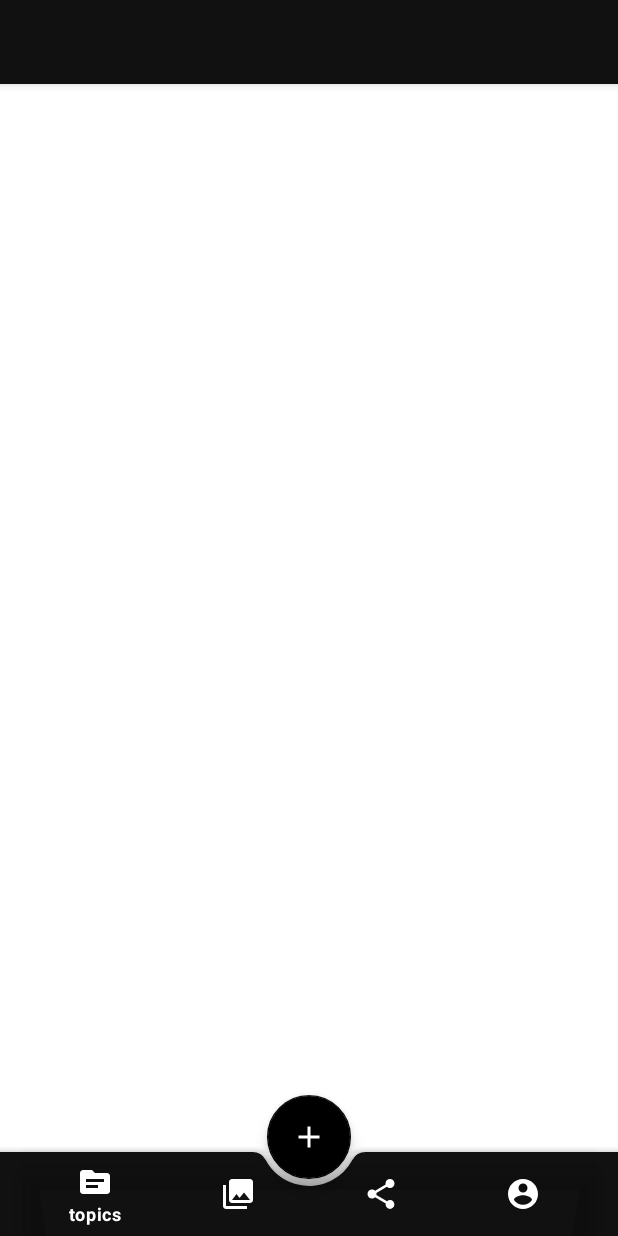
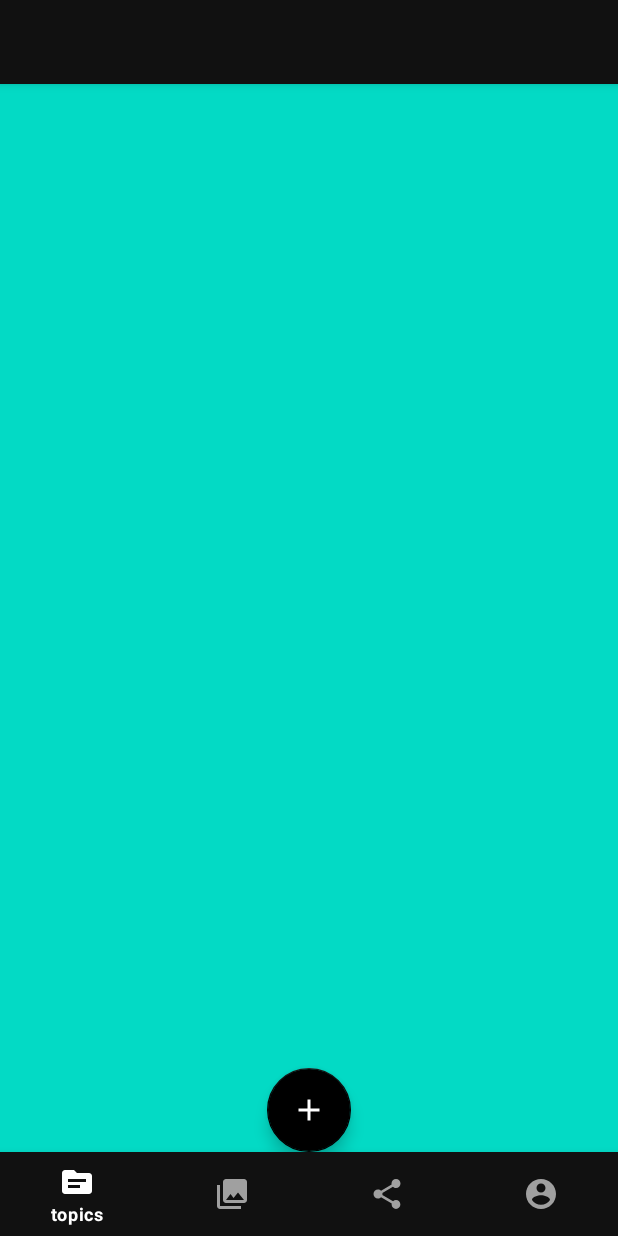
Before and after one commit to FdevTech/unsplash, an Android app: the MainActivity screen opened directly, with no data from a screen before it, on a phone screen of 412 x 824 dp. Run offline under Robolectric (Android 15) with nearby library versions, the phone set to English and light mode, and no system bars.

Commit message:
transition between fab and setting fragmentcontainer has been done

```diff
--- a/app/build.gradle
+++ b/app/build.gradle
@@ -61,6 +61,9 @@ dependencies {
 
     implementation platform('com.google.firebase:firebase-bom:26.2.0')
     implementation 'com.google.firebase:firebase-auth-ktx'
+
+    def fragment_version = "1.2.5"
+    implementation "androidx.fragment:fragment-ktx:$fragment_version"
 }
 apply plugin: 'com.android.application'
 apply plugin: 'com.google.gms.google-services'
--- a/app/src/main/java/com/example/p5i/onlinegallery/MainActivity.kt
+++ b/app/src/main/java/com/example/p5i/onlinegallery/MainActivity.kt
@@ -1,16 +1,73 @@
 package com.example.p5i.onlinegallery
 
+import android.graphics.Color
 import androidx.appcompat.app.AppCompatActivity
 import android.os.Bundle
+import android.transition.ChangeBounds
 import android.transition.Explode
 import android.transition.Fade
+import android.transition.TransitionManager
+import android.view.View
+import android.view.ViewGroup
 import android.view.Window
+import androidx.fragment.app.FragmentContainerView
+import com.google.android.material.bottomappbar.BottomAppBar
+import com.google.android.material.floatingactionbutton.FloatingActionButton
+import com.google.android.material.transition.platform.MaterialArcMotion
 import com.google.android.material.transition.platform.MaterialContainerTransform
 import com.google.android.material.transition.platform.MaterialContainerTransformSharedElementCallback
 
+private const val TAG = "MainActivity"
 class MainActivity : AppCompatActivity() {
+    lateinit var creatingCollectionContainer:FragmentContainerView
+    lateinit var fab:FloatingActionButton
+    lateinit var content:ViewGroup
     override fun onCreate(savedInstanceState: Bundle?) {
+        with(window) {
+            requestFeature(Window.FEATURE_ACTIVITY_TRANSITIONS)
+             enterTransition= Explode()
+            // set an exit transition
+            exitTransition = Explode()
+        }
         super.onCreate(savedInstanceState)
         setContentView(R.layout.activity_main)
+        creatingCollectionContainer=findViewById(R.id.creatingCollectionContainer)
+        fab=findViewById(R.id.fab)
+        content=findViewById(R.id.content)
+
+        fab.setOnClickListener { view: View? ->
+
+            val transform=MaterialContainerTransform().apply {
+                startView=fab
+                endView=creatingCollectionContainer
+                addTarget(endViewId)
+                scrimColor= Color.TRANSPARENT
+                duration=1500
+
+            }
+            TransitionManager.beginDelayedTransition(creatingCollectionContainer,transform)
+            fab.visibility=View.GONE
+            creatingCollectionContainer.visibility=View.VISIBLE
+
+
+        }
+
+    }
+
+    override fun onBackPressed() {
+       // super.onBackPressed()
+
+        val transform=MaterialContainerTransform().apply {
+            endView=fab
+            startView=creatingCollectionContainer
+            addTarget(endViewId)
+            scrimColor= Color.TRANSPARENT
+            duration=1500
+        }
+        TransitionManager.beginDelayedTransition(creatingCollectionContainer,transform)
+        fab.visibility=View.VISIBLE
+        creatingCollectionContainer.visibility=View.GONE
+
+
     }
 }
--- a/app/src/main/java/com/example/p5i/onlinegallery/Util/ActivtyTransitionModel.java
+++ b/app/src/main/java/com/example/p5i/onlinegallery/Util/ActivtyTransitionModel.java
@@ -32,4 +32,8 @@ public class ActivtyTransitionModel
         options=ActivityOptions.makeSceneTransitionAnimation((Activity) context,view,view.getTransitionName());
         context.startActivity(intent,options.toBundle());
     }
+    public void startActivityWithCircularReaveaEffect()
+    {
+
+    }
 }
--- a/app/src/main/java/com/example/p5i/onlinegallery/authenticationModule/LoginActivity.java
+++ b/app/src/main/java/com/example/p5i/onlinegallery/authenticationModule/LoginActivity.java
@@ -14,6 +14,7 @@ import android.net.Uri;
 import android.os.Bundle;
 import android.text.Editable;
 import android.text.TextWatcher;
+import android.transition.ChangeBounds;
 import android.transition.Explode;
 import android.transition.Fade;
 import android.util.Log;
@@ -36,7 +37,9 @@ public class LoginActivity extends AppCompatActivity {
     private ActivityLoginBinding mActivityLoginBinding;
     @Override
     protected void onCreate(Bundle savedInstanceState) {
-
+        getWindow().requestFeature(Window.FEATURE_ACTIVITY_TRANSITIONS);
+        getWindow().setEnterTransition(new ChangeBounds());
+        getWindow().setExitTransition(new ChangeBounds());
         super.onCreate(savedInstanceState);
         mActivityLoginBinding=ActivityLoginBinding.inflate(getLayoutInflater());
         mLoginViewModel=new LoginViewModel(this);
--- a/app/src/main/java/com/example/p5i/onlinegallery/authenticationModule/LoginViewModel.java
+++ b/app/src/main/java/com/example/p5i/onlinegallery/authenticationModule/LoginViewModel.java
@@ -1,5 +1,6 @@
 package com.example.p5i.onlinegallery.authenticationModule;
 
+import android.app.Activity;
 import android.content.Context;
 import android.graphics.drawable.Drawable;
 import android.net.Uri;
@@ -221,7 +222,8 @@ public class LoginViewModel extends BaseObservable
         else if(userLoggedIncheckobserver==signedInValue)
         {
             mActivtyTransitionModel.startActivity(new MainActivity());
-            mActivtyTransitionModel.startActivity(new MainActivity());
+            //((Activity)context).overridePendingTransition();
+            //mActivtyTransitionModel.startActivity(new MainActivity());
         }
     }
     @Bindable
--- a/app/src/main/res/layout/activity_main.xml
+++ b/app/src/main/res/layout/activity_main.xml
@@ -1,7 +1,6 @@
 <?xml version="1.0" encoding="utf-8"?>
-<androidx.coordinatorlayout.widget.CoordinatorLayout
+<androidx.constraintlayout.widget.ConstraintLayout
     android:id="@+id/content"
-
     xmlns:android="http://schemas.android.com/apk/res/android"
     xmlns:app="http://schemas.android.com/apk/res-auto"
     xmlns:tools="http://schemas.android.com/tools"
@@ -9,46 +8,55 @@
     android:layout_height="match_parent"
     tools:context=".MainActivity"
     >
-<com.google.android.material.appbar.AppBarLayout
-    android:layout_width="match_parent"
-    android:layout_height="wrap_content">
-    <com.google.android.material.appbar.MaterialToolbar
-        android:layout_width="match_parent"
-        android:layout_height="match_parent"
 
-        />
-</com.google.android.material.appbar.AppBarLayout>
-
-    <com.google.android.material.bottomappbar.BottomAppBar
-        android:id="@+id/bottomAppBar"
-        style="@style/Widget.MaterialComponents.BottomAppBar.Colored"
+    <com.google.android.material.appbar.AppBarLayout
+        android:id="@+id/appBarLayout"
         android:layout_width="match_parent"
         android:layout_height="wrap_content"
-        android:layout_gravity="bottom"
-        app:fabCradleMargin="5dp"
-        app:fabCradleRoundedCornerRadius="10dp"
-        app:fabCradleVerticalOffset="10dp">
+        app:layout_constraintEnd_toEndOf="parent"
+        app:layout_constraintStart_toStartOf="parent"
+        app:layout_constraintTop_toTopOf="parent">
 
-        <com.google.android.material.bottomnavigation.BottomNavigationView
-            android:id="@+id/bottomNavigationView"
+        <com.google.android.material.appbar.MaterialToolbar
+            android:id="@+id/materialToolbar"
             android:layout_width="match_parent"
-            android:layout_height="match_parent"
-            android:layout_marginEnd="16dp"
-            android:elevation="1dp"
-            android:background="@android:color/transparent"
-            app:menu="@menu/bottom_navigation_menu"
-            app:itemTextColor="#FFF"
-            app:itemIconTint="#FFF"/>
+            android:layout_height="match_parent" />
+    </com.google.android.material.appbar.AppBarLayout>
 
-    </com.google.android.material.bottomappbar.BottomAppBar>
+    <androidx.fragment.app.FragmentContainerView
+        android:id="@+id/creatingCollectionContainer"
+        android:layout_width="match_parent"
+        android:layout_height="0dp"
+        android:background="@color/teal_200"
+        android:elevation="2dp"
+        app:layout_constraintBottom_toTopOf="@+id/bottomNavigationView"
+        app:layout_constraintTop_toBottomOf="@+id/appBarLayout" />
+
+    <androidx.fragment.app.FragmentContainerView
+        android:id="@+id/mainFragmentContainerView"
+        android:layout_width="match_parent"
+        android:layout_height="0dp"
+        android:elevation="1dp"
+        android:background="@color/purple_200"
+        app:layout_constraintBottom_toTopOf="@+id/bottomNavigationView"
+        app:layout_constraintTop_toBottomOf="@+id/appBarLayout" />
 
     <com.google.android.material.floatingactionbutton.FloatingActionButton
         android:id="@+id/fab"
-        android:transitionName="fab"
         android:layout_width="wrap_content"
         android:layout_height="wrap_content"
-        android:contentDescription="@string/app_name"
         android:src="@drawable/ic_baseline_add"
-        app:layout_anchor="@id/bottomAppBar" />
+        app:layout_constraintBottom_toTopOf="@+id/bottomNavigationView"
+        app:layout_constraintEnd_toEndOf="parent"
 
-</androidx.coordinatorlayout.widget.CoordinatorLayout>
+        app:layout_constraintStart_toStartOf="parent" />
+
+    <com.google.android.material.bottomnavigation.BottomNavigationView
+        android:id="@+id/bottomNavigationView"
+        style="@style/Widget.MaterialComponents.BottomNavigationView.PrimarySurface"
+        android:layout_width="match_parent"
+        android:layout_height="wrap_content"
+        app:layout_constraintBottom_toBottomOf="parent"
+        app:menu="@menu/bottom_navigation_menu" />
+
+</androidx.constraintlayout.widget.ConstraintLayout>
```
